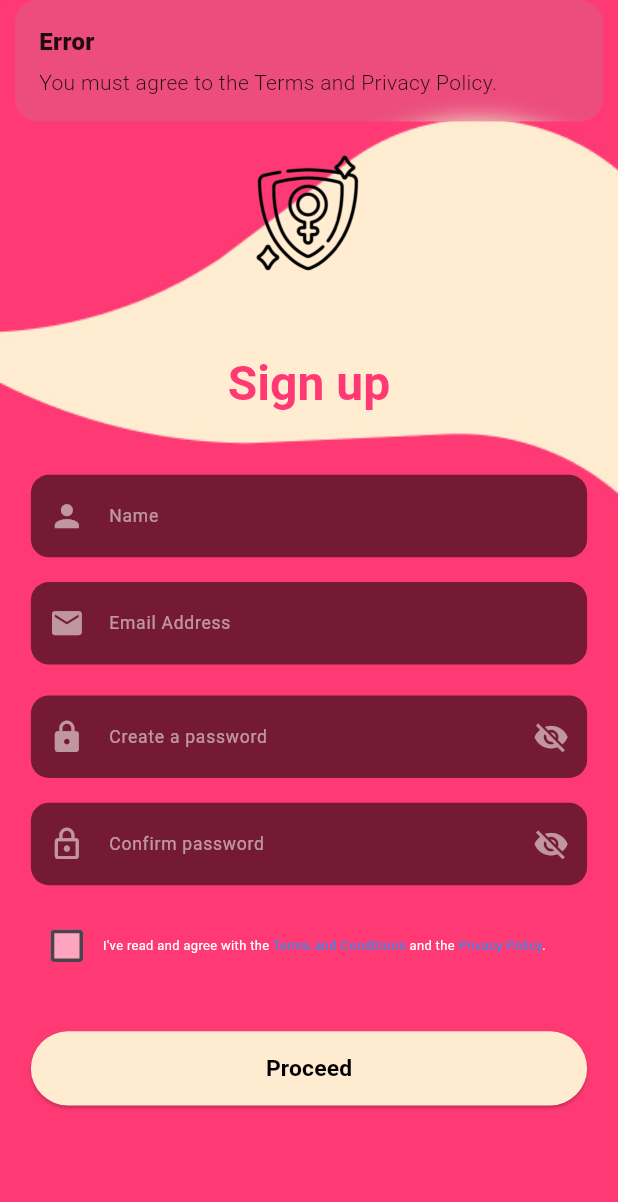
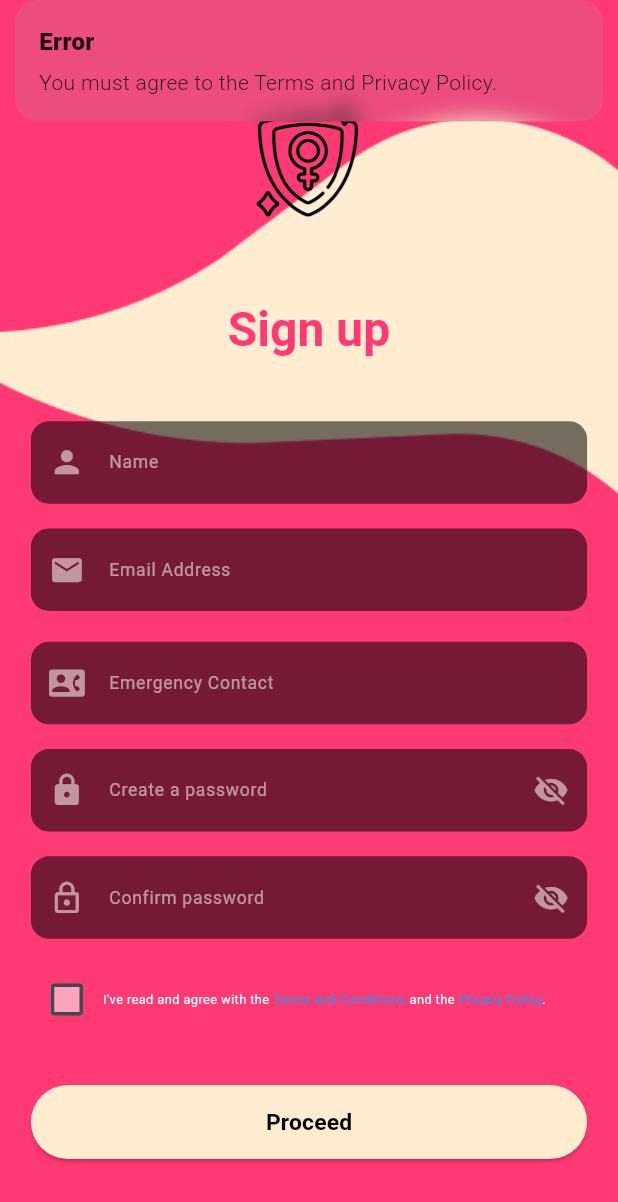
Before and after one commit to Mayank4352/W-Secure, a Flutter app: the RegisterScreen screen opened by its route, after a tap on "Proceed", on a phone screen of 412 x 824 dp. Shown: the top 1202 px of the screen. Run offline on Flutter 3.47's test engine with Material 3 defaults, Android fonts, the light colour scheme and no system bars; our stand-ins replace camera, cloud_firestore, firebase_auth, firebase_core, firebase_storage, gallery_saver and 7 more; accounts and stored records are empty.

Commit message:
Fix: Fixed minor bugs

```diff
--- a/lib/controllers/register_controller.dart
+++ b/lib/controllers/register_controller.dart
@@ -10,6 +10,7 @@ class RegisterController extends GetxController {
   final emailController = TextEditingController();
   final passwordController = TextEditingController();
   final confirmPasswordController = TextEditingController();
+  final emergencyContactController = TextEditingController();
 
   var isPasswordVisible = false.obs;
   var isConfirmPasswordVisible = false.obs;
@@ -26,8 +27,7 @@ class RegisterController extends GetxController {
     };
 
   final FirebaseAuth _auth = FirebaseAuth.instance;
-  final FirebaseFirestore _firestore =
-      FirebaseFirestore.instance; // Firestore instance
+  final FirebaseFirestore _firestore = FirebaseFirestore.instance;
 
   void togglePasswordVisibility() {
     isPasswordVisible.value = !isPasswordVisible.value;
@@ -42,6 +42,7 @@ class RegisterController extends GetxController {
     final email = emailController.text.trim();
     final password = passwordController.text.trim();
     final confirmPassword = confirmPasswordController.text.trim();
+    final emergencyContact = emergencyContactController.text.trim();
 
     if (!agreesToTerms.value) {
       Get.snackbar("Error", "You must agree to the Terms and Privacy Policy.");
@@ -51,7 +52,8 @@ class RegisterController extends GetxController {
     if (name.isEmpty ||
         email.isEmpty ||
         password.isEmpty ||
-        confirmPassword.isEmpty) {
+        confirmPassword.isEmpty ||
+        emergencyContact.isEmpty) {
       Get.snackbar("Error", "All fields are required.");
       return;
     }
@@ -72,7 +74,6 @@ class RegisterController extends GetxController {
         email: email,
         password: password,
       );
-
       await userCredential.user?.updateDisplayName(name);
 
       final userDocRef =
@@ -80,8 +81,9 @@ class RegisterController extends GetxController {
       await userDocRef.set({
         'name': name,
         'email': email,
-        'phone': '', // Default empty phone number
-        'profilePicture': '', // Default empty profile picture
+        'emergencyContact': emergencyContact,
+        'phone': '',
+        'profilePicture': '',
       });
 
       Get.offAll(() => const HomePage());
@@ -97,6 +99,7 @@ class RegisterController extends GetxController {
     emailController.dispose();
     passwordController.dispose();
     confirmPasswordController.dispose();
+    emergencyContactController.dispose();
     super.onClose();
   }
 }
--- a/lib/screens/register.dart
+++ b/lib/screens/register.dart
@@ -120,6 +120,38 @@ class RegisterScreen extends GetView<RegisterController> {
                                 padding: EdgeInsets.only(left: 3.w, top: 0.5.h),
                               ),
                             ],
+                          ),
+                        ),
+                      ),
+                      Padding(
+                        padding: EdgeInsets.only(top: 2.h),
+                        child: SizedBox(
+                          width: 90.w,
+                          child: TextField(
+                            controller: controller.emergencyContactController,
+                            keyboardType: TextInputType.phone,
+                            style: TextStyle(
+                              color: Colors.white,
+                              fontSize: 16.sp,
+                            ),
+                            decoration: InputDecoration(
+                              labelText: "Emergency Contact",
+                              labelStyle: TextStyle(
+                                color: Colors.white54,
+                                fontSize: 14.sp,
+                              ),
+                              filled: true,
+                              fillColor: Colors.black54,
+                              border: OutlineInputBorder(
+                                borderRadius: BorderRadius.circular(12),
+                                borderSide: BorderSide.none,
+                              ),
+                              prefixIcon: Icon(
+                                Icons.contact_phone,
+                                color: Colors.white54,
+                                size: 20.sp,
+                              ),
+                            ),
                           ),
                         ),
                       ),
--- a/pubspec.yaml
+++ b/pubspec.yaml
@@ -53,8 +53,6 @@ dependencies:
   photo_manager: ^3.6.2
   gallery_saver: ^2.3.2
 
-dependency_overrides:
-  http: ^0.13.3
 
 dev_dependencies:
   flutter_test:
```
